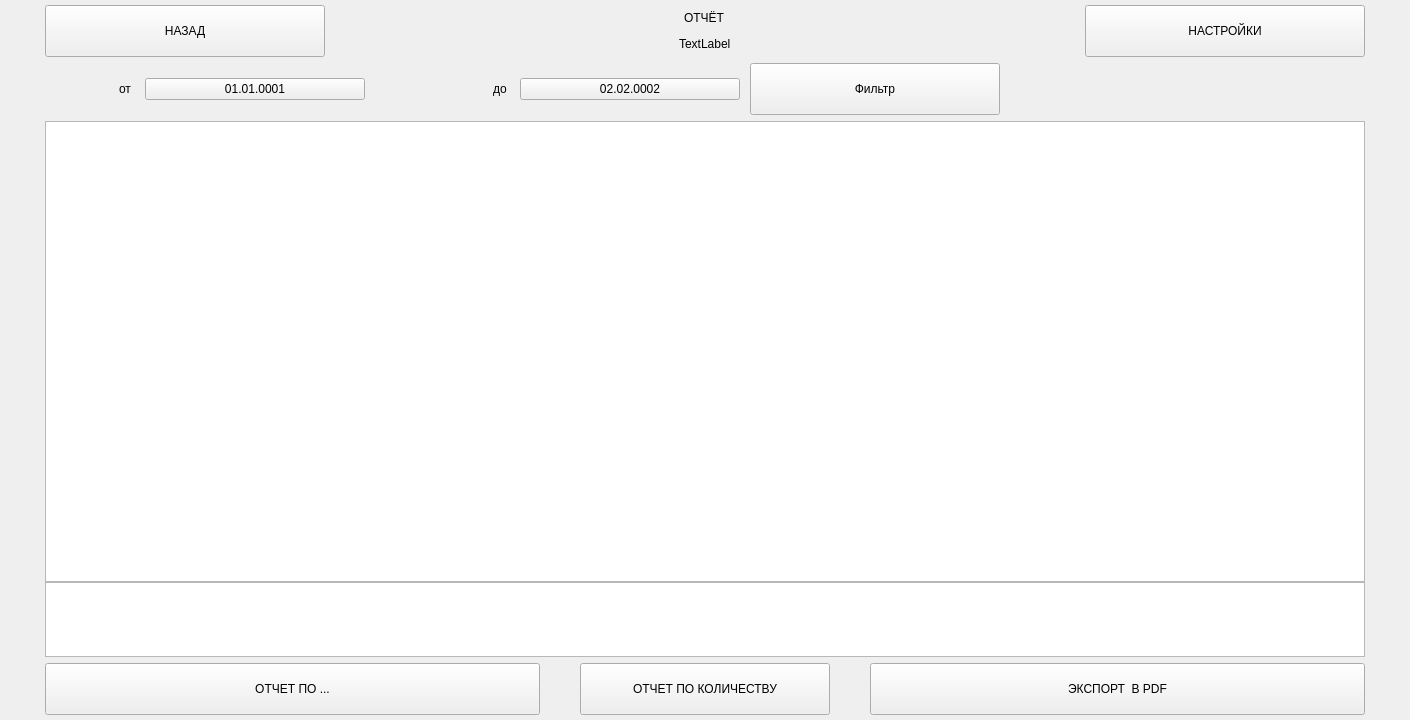
The window that EcoTaxiQt/pages/generalreport.ui (zhanyysh/ecotaxi) describes before a commit, drawn with Qt 5.
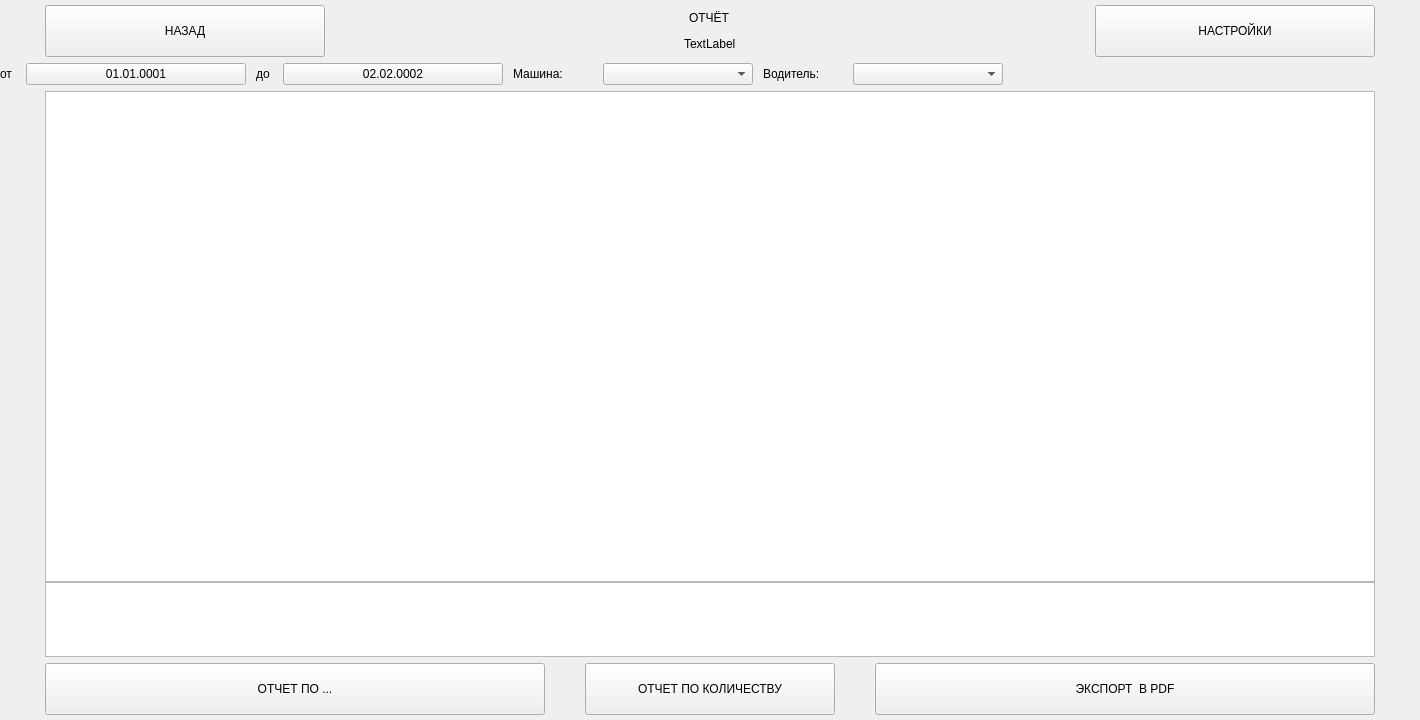
The same window after the commit.

Diff of the .ui file:
```diff
--- a/EcoTaxiQt/pages/generalreport.ui
+++ b/EcoTaxiQt/pages/generalreport.ui
@@ -161,19 +161,69 @@
        </property>
       </widget>
      </item>
-     <item alignment="Qt::AlignLeft">
-      <widget class="QPushButton" name="FilterButton">
+     <item>
+      <widget class="QLabel" name="label_car_filter">
        <property name="minimumSize">
         <size>
-         <width>250</width>
-         <height>52</height>
+         <width>80</width>
+         <height>0</height>
         </size>
        </property>
        <property name="text">
-        <string>Фильтр</string>
+        <string>Машина:</string>
        </property>
       </widget>
      </item>
+     <item>
+      <widget class="QComboBox" name="carFilterComboBox">
+       <property name="minimumSize">
+        <size>
+         <width>150</width>
+         <height>0</height>
+        </size>
+       </property>
+      </widget>
+     </item>
+     <item>
+      <spacer name="horizontalSpacer_AfterCarFilterComboBox">
+       <property name="orientation">
+        <enum>Qt::Horizontal</enum>
+       </property>
+       <property name="sizeHint" stdset="0">
+        <size>20</size>
+       </property>
+      </spacer>
+     </item>
+     <item>
+      <widget class="QLabel" name="label_driver_filter">
+       <property name="minimumSize">
+        <size>
+         <width>80</width>
+         <height>0</height>
+        </size>
+       </property>
+       <property name="text">
+        <string>Водитель:</string>
+       </property>
+      </widget>
+     </item>
+     <item>
+      <widget class="QComboBox" name="driverFilterComboBox">
+       <property name="minimumSize">
+        <size>
+         <width>150</width>
+         <height>0</height>
+        </size>
+       </property>
+      </widget>
+     </item>
+     <item>
+      <spacer name="horizontalSpacer_AfterDriverFilterComboBox">
+       <property name="orientation">
+        <enum>Qt::Horizontal</enum>
+       </property>
+      </spacer>
+     </item>
     </layout>
    </item>
    <item>
```
